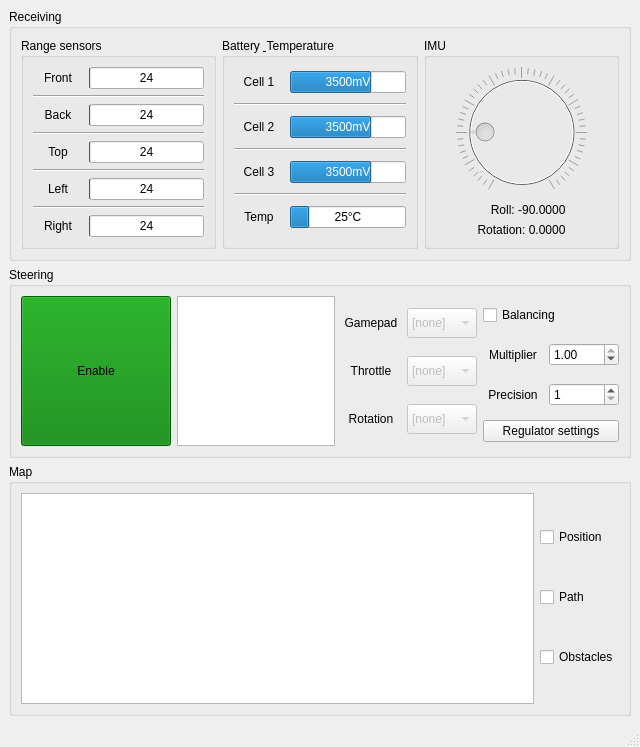
GroupOfRobots/MiniRysV4ROS2, file src/rys_remote/src/UI/Layouts/RysRemoteMainWindowLayout.ui: the form before one commit.
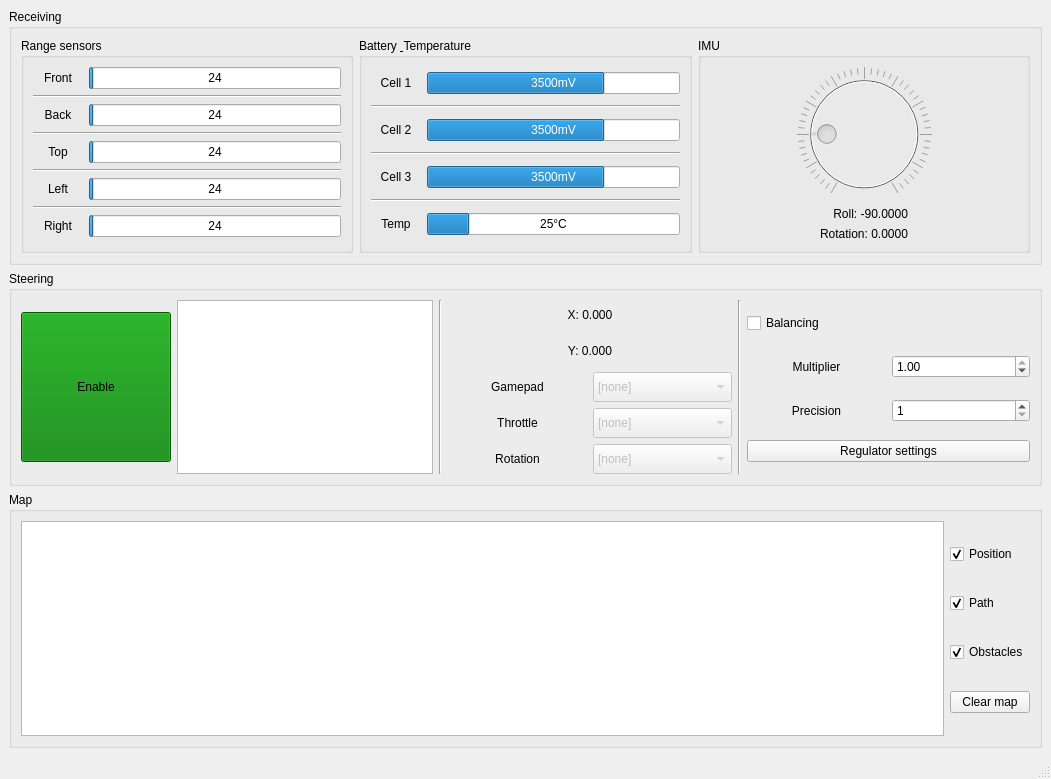
The form after the commit.

Commit message: rys_remote: * fix updating pose from odometry * add clearing map button and handlers * add displaying gamepad values * add pyuic generator script * improve redrawing map

```diff
--- a/src/rys_remote/src/UI/Layouts/RysRemoteMainWindowLayout.ui
+++ b/src/rys_remote/src/UI/Layouts/RysRemoteMainWindowLayout.ui
@@ -6,8 +6,8 @@
    <rect>
     <x>0</x>
     <y>0</y>
-    <width>640</width>
-    <height>747</height>
+    <width>1051</width>
+    <height>779</height>
    </rect>
   </property>
   <property name="windowTitle">
@@ -747,8 +747,59 @@
          </property>
         </widget>
        </item>
+       <item>
+        <widget class="Line" name="line">
+         <property name="orientation">
+          <enum>Qt::Vertical</enum>
+         </property>
+        </widget>
+       </item>
        <item>
         <layout class="QVBoxLayout" name="axisVerticalLayout">
+         <item>
+          <widget class="QLabel" name="gamepadXLabel">
+           <property name="sizePolicy">
+            <sizepolicy hsizetype="Preferred" vsizetype="Preferred">
+             <horstretch>0</horstretch>
+             <verstretch>0</verstretch>
+            </sizepolicy>
+           </property>
+           <property name="minimumSize">
+            <size>
+             <width>60</width>
+             <height>30</height>
+            </size>
+           </property>
+           <property name="text">
+            <string>X: 0.000</string>
+           </property>
+           <property name="alignment">
+            <set>Qt::AlignCenter</set>
+           </property>
+          </widget>
+         </item>
+         <item>
+          <widget class="QLabel" name="gamepadYLabel">
+           <property name="sizePolicy">
+            <sizepolicy hsizetype="Preferred" vsizetype="Preferred">
+             <horstretch>0</horstretch>
+             <verstretch>0</verstretch>
+            </sizepolicy>
+           </property>
+           <property name="minimumSize">
+            <size>
+             <width>60</width>
+             <height>30</height>
+            </size>
+           </property>
+           <property name="text">
+            <string>Y: 0.000</string>
+           </property>
+           <property name="alignment">
+            <set>Qt::AlignCenter</set>
+           </property>
+          </widget>
+         </item>
          <item>
           <layout class="QHBoxLayout" name="gamepadHorizontalLayout">
            <item>
@@ -927,6 +978,13 @@
          </item>
         </layout>
        </item>
+       <item>
+        <widget class="Line" name="line_2">
+         <property name="orientation">
+          <enum>Qt::Vertical</enum>
+         </property>
+        </widget>
+       </item>
        <item>
         <layout class="QVBoxLayout" name="verticalLayout_5">
          <item>
@@ -1064,6 +1122,9 @@
            <property name="text">
             <string>Position</string>
            </property>
+           <property name="checked">
+            <bool>true</bool>
+           </property>
           </widget>
          </item>
          <item>
@@ -1071,12 +1132,25 @@
            <property name="text">
             <string>Path</string>
            </property>
+           <property name="checked">
+            <bool>true</bool>
+           </property>
           </widget>
          </item>
          <item>
           <widget class="QCheckBox" name="obstaclesCheckBox">
            <property name="text">
             <string>Obstacles</string>
+           </property>
+           <property name="checked">
+            <bool>true</bool>
+           </property>
+          </widget>
+         </item>
+         <item>
+          <widget class="QPushButton" name="clearMapButton">
+           <property name="text">
+            <string>Clear map</string>
            </property>
           </widget>
          </item>
```
The commit also changes 5 other files.
